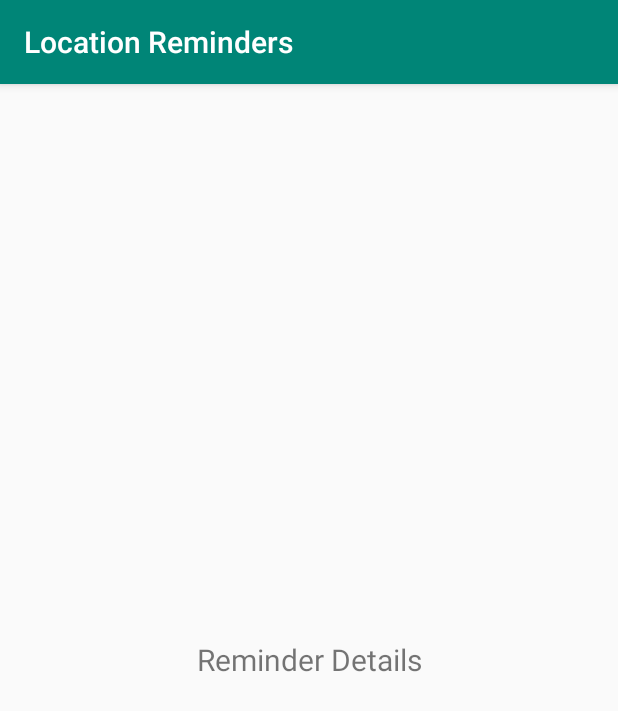
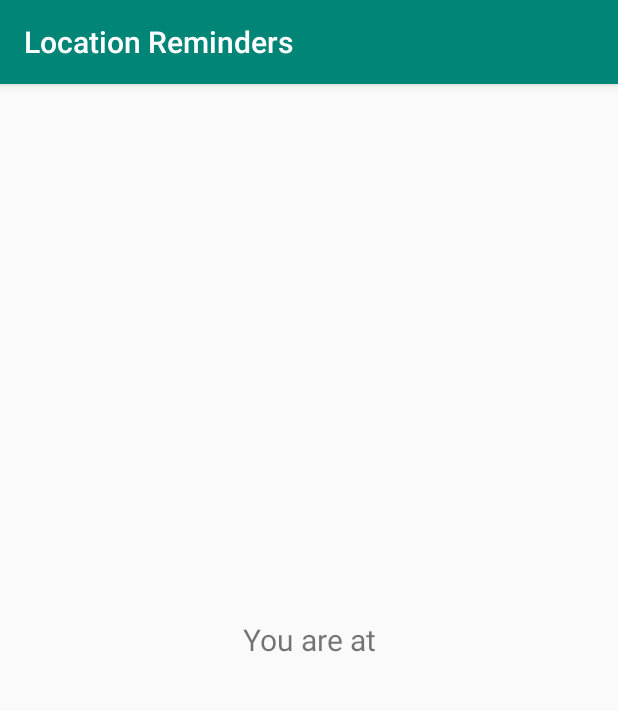
Before and after one commit to Arwakamal/p4_Location_Finder, an Android app: the ReminderDescriptionActivity screen opened directly, with no data from a screen before it, on a phone screen of 412 x 824 dp. Shown: the top 711 px of the screen. Run offline under Robolectric (Android 15) with nearby library versions, the phone set to English and light mode, and no system bars; our stand-ins replace data binding; 1 statement that could not run was skipped.

Commit message:
"add the design of the reminder details"

```diff
--- a/app/src/main/res/layout/activity_reminder_description.xml
+++ b/app/src/main/res/layout/activity_reminder_description.xml
@@ -22,12 +22,14 @@
             android:layout_width="match_parent"
             android:layout_height="wrap_content"
             android:gravity="center"
-            android:text="Reminder Details"
-            android:textSize="@dimen/text_size_large"
-            app:layout_constraintBottom_toBottomOf="parent"
-            app:layout_constraintEnd_toEndOf="parent"
-            app:layout_constraintStart_toStartOf="parent"
-            app:layout_constraintTop_toTopOf="parent" />
+            android:text="You are at"
+            android:textSize="@dimen/text_size_large" />
+        <TextView
+            android:layout_width="match_parent"
+            android:layout_height="wrap_content"
+            android:gravity="center"
+            android:text="@{reminderDataItem.title}"
+            android:textSize="@dimen/text_size_large" />
 
     </LinearLayout>
 </layout>
```
